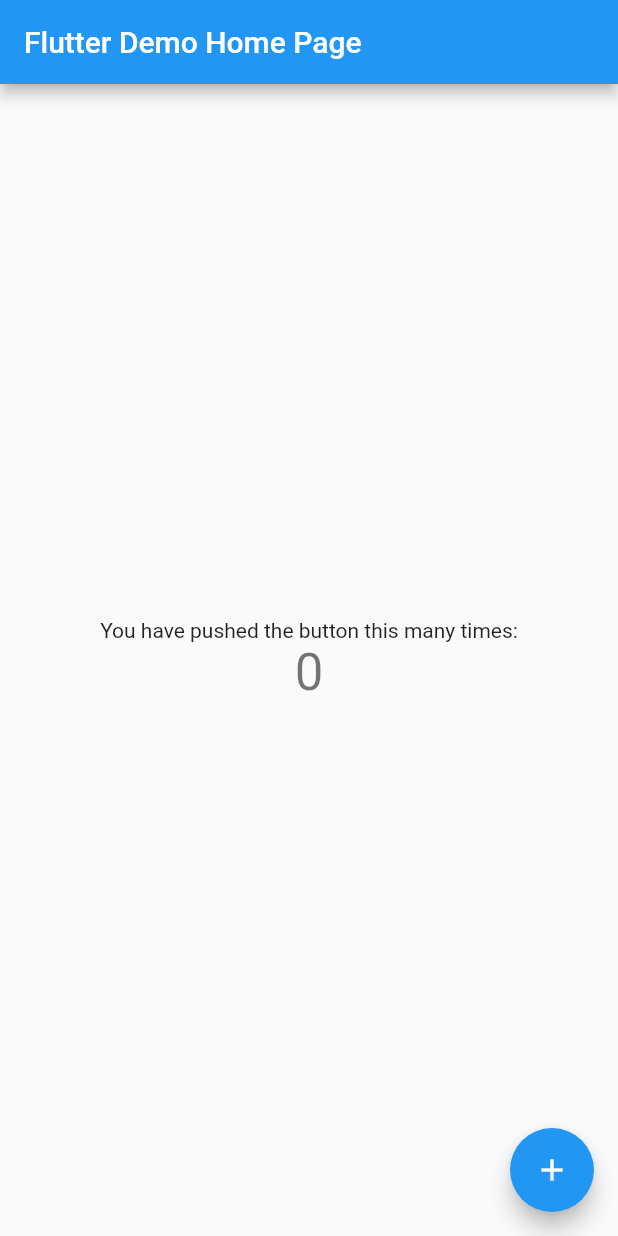
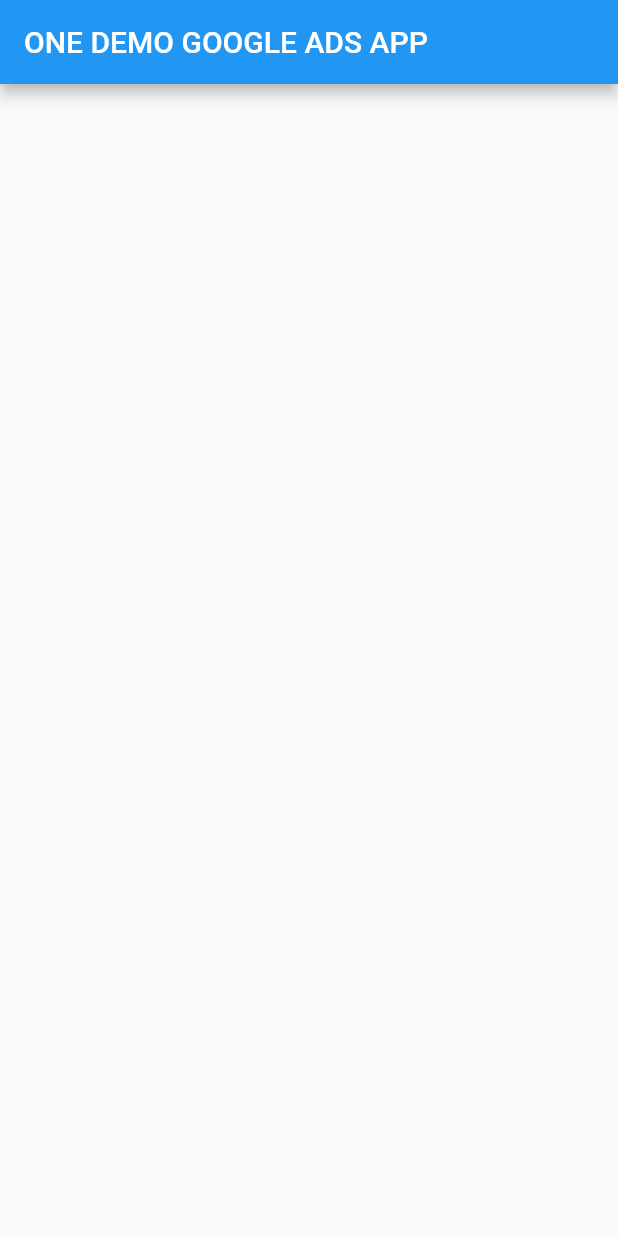
Before and after one commit to OmerTrainer/one-sampleapp-ads, a Flutter app: the screen it shows after launch, on a phone screen of 412 x 824 dp. Run offline on Flutter 3.47's test engine with Material 2 defaults, Android fonts, the phone set to English and light mode, and no system bars.

Commit message:
added sdk

```diff
--- a/demo_ads_app/lib/main.dart
+++ b/demo_ads_app/lib/main.dart
@@ -24,7 +24,7 @@
         // is not restarted.
         primarySwatch: Colors.blue,
       ),
-      home: const MyHomePage(title: 'Flutter Demo Home Page'),
+      home: const MyHomePage(title: 'ONE DEMO GOOGLE ADS APP'),
     );
   }
 }
@@ -48,19 +48,6 @@
 }
 
 class _MyHomePageState extends State<MyHomePage> {
-  int _counter = 0;
-
-  void _incrementCounter() {
-    setState(() {
-      // This call to setState tells the Flutter framework that something has
-      // changed in this State, which causes it to rerun the build method below
-      // so that the display can reflect the updated values. If we changed
-      // _counter without calling setState(), then the build method would not be
-      // called again, and so nothing would appear to happen.
-      _counter++;
-    });
-  }
-
   @override
   Widget build(BuildContext context) {
     // This method is rerun every time setState is called, for instance as done
@@ -75,41 +62,7 @@
         // the App.build method, and use it to set our appbar title.
         title: Text(widget.title),
       ),
-      body: Center(
-        // Center is a layout widget. It takes a single child and positions it
-        // in the middle of the parent.
-        child: Column(
-          // Column is also a layout widget. It takes a list of children and
-          // arranges them vertically. By default, it sizes itself to fit its
-          // children horizontally, and tries to be as tall as its parent.
-          //
-          // Invoke "debug painting" (press "p" in the console, choose the
-          // "Toggle Debug Paint" action from the Flutter Inspector in Android
-          // Studio, or the "Toggle Debug Paint" command in Visual Studio Code)
-          // to see the wireframe for each widget.
-          //
-          // Column has various properties to control how it sizes itself and
-          // how it positions its children. Here we use mainAxisAlignment to
-          // center the children vertically; the main axis here is the vertical
-          // axis because Columns are vertical (the cross axis would be
-          // horizontal).
-          mainAxisAlignment: MainAxisAlignment.center,
-          children: <Widget>[
-            const Text(
-              'You have pushed the button this many times:',
-            ),
-            Text(
-              '$_counter',
-              style: Theme.of(context).textTheme.headlineMedium,
-            ),
-          ],
-        ),
-      ),
-      floatingActionButton: FloatingActionButton(
-        onPressed: _incrementCounter,
-        tooltip: 'Increment',
-        child: const Icon(Icons.add),
-      ), // This trailing comma makes auto-formatting nicer for build methods.
+      body: Container(),
     );
   }
 }
--- a/demo_ads_app/pubspec.yaml
+++ b/demo_ads_app/pubspec.yaml
@@ -35,6 +35,7 @@
   # The following adds the Cupertino Icons font to your application.
   # Use with the CupertinoIcons class for iOS style icons.
   cupertino_icons: ^1.0.2
+  google_mobile_ads: ^3.0.0
 
 dev_dependencies:
   flutter_test:
```
Also changed, not shown: demo_ads_app/pubspec.lock, 1 other file.
